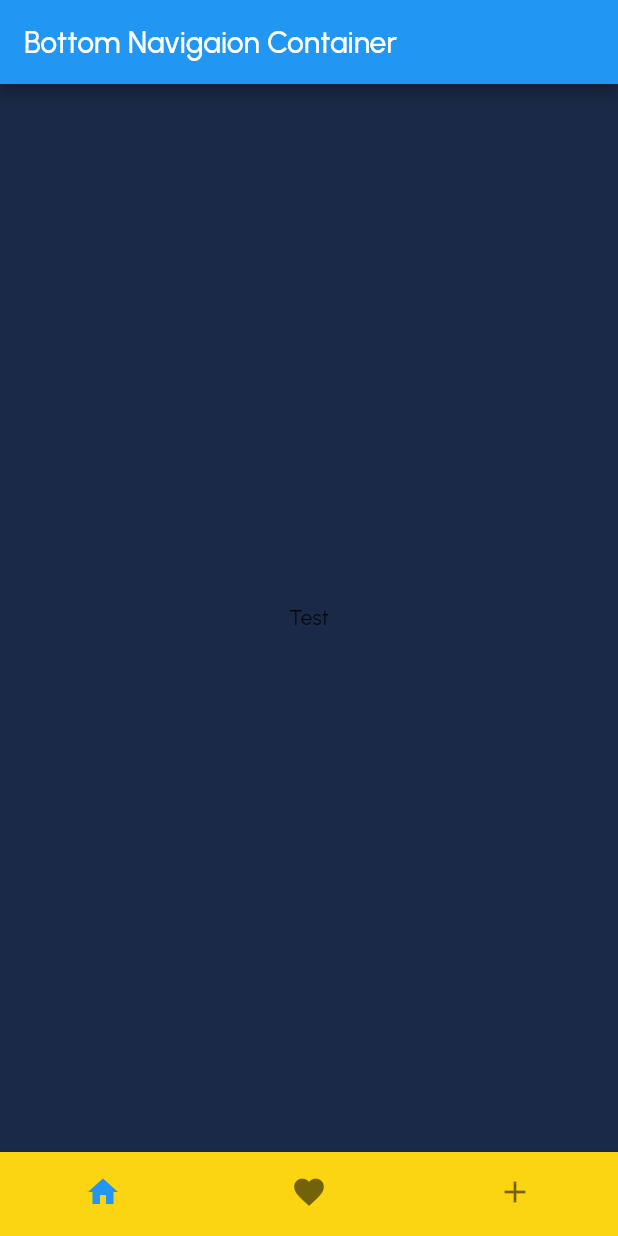
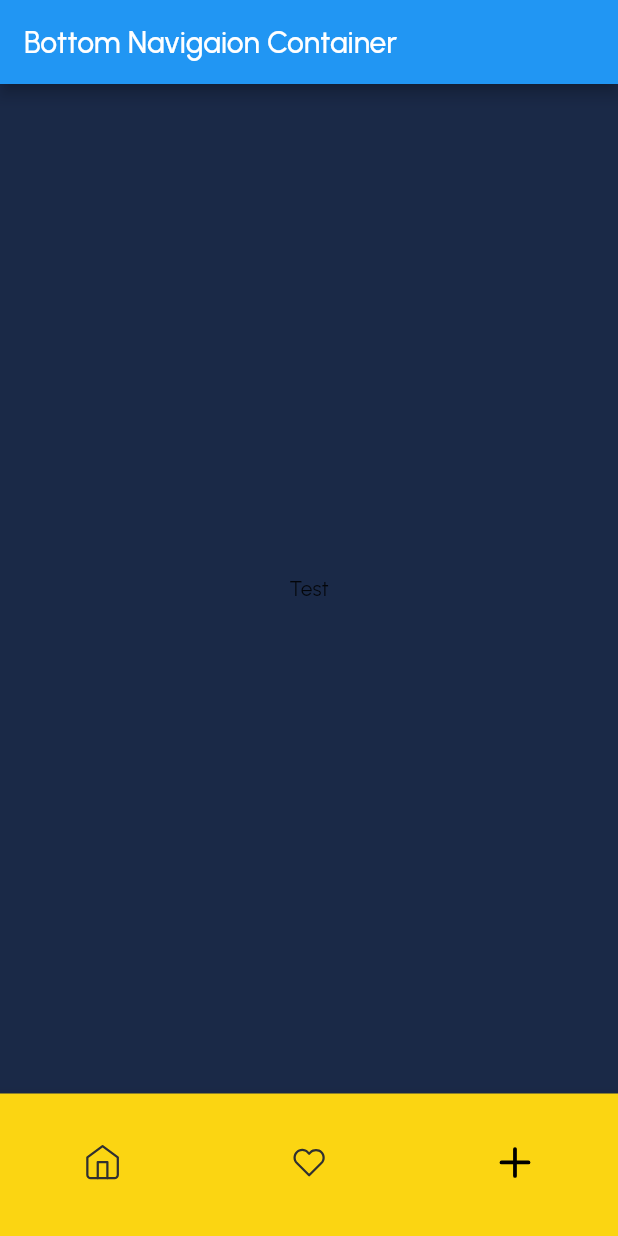
Before and after one commit to faridun-dever/flutter_test_app, a Flutter app: the screen it shows after launch, on a phone screen of 412 x 824 dp. Run offline on Flutter 3.47's test engine with Material 2 defaults, Android fonts, the phone set to English and light mode, and no system bars; our stand-ins replace flutter_svg.

Commit message:
Added SVG packs and SVG Icons

```diff
--- a/lib/pages/main_page.dart
+++ b/lib/pages/main_page.dart
@@ -1,4 +1,5 @@
 import 'package:flutter/material.dart';
+import 'package:flutter_svg/flutter_svg.dart';
 import 'package:flutter_test_app/style/app_colors.dart';
 
 class MainPage extends StatefulWidget {
@@ -23,15 +24,15 @@ class _MainPageState extends State<MainPage> {
       bottomNavigationBar: BottomNavigationBar(
         items: [
           BottomNavigationBarItem(
-            icon: Icon(Icons.home),
+            icon: SvgPicture.asset("assets/svg/ic_home.svg"),
             label: "Home",
           ),
           BottomNavigationBarItem(
-            icon: Icon(Icons.favorite),
+            icon: SvgPicture.asset("assets/svg/ic_heart.svg"),
             label: "Favorites",
           ),
           BottomNavigationBarItem(
-            icon: Icon(Icons.add),
+            icon: SvgPicture.asset("assets/svg/ic_add.svg"),
             label: "Add Post",
           ),
         ],
--- a/pubspec.yaml
+++ b/pubspec.yaml
@@ -63,6 +63,7 @@ flutter:
   assets:
     - assets/images/
     - assets/temp/
+    - assets/svg/
 
 
   # An image asset can refer to one or more resolution-specific "variants", see
```
Also changed, not shown: assets/svg/ic_add.svg (added), assets/svg/ic_heart.svg (added), assets/svg/ic_home.svg (added), assets/svg/ic_message.svg (added), assets/svg/ic_profile.svg (added).
